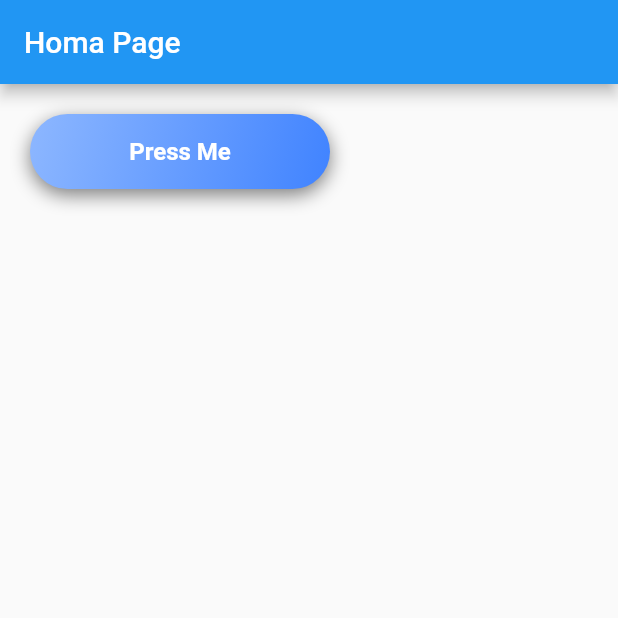
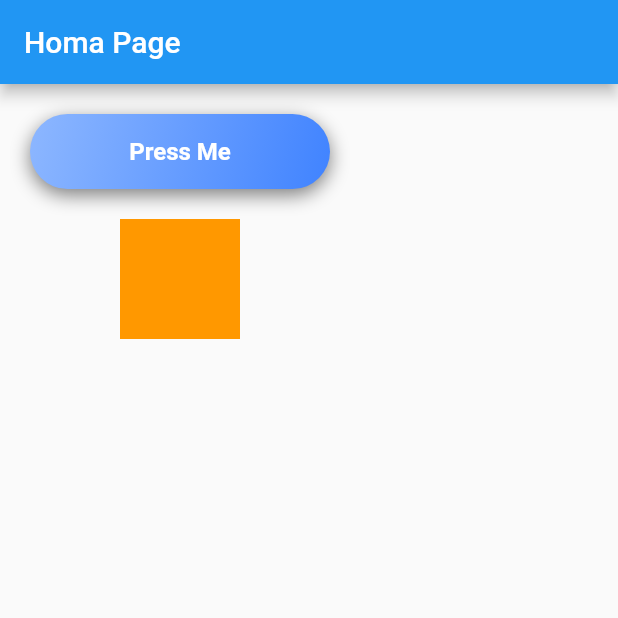
Before and after one commit to NijatTagizada/flutter_animations, a Flutter app: the screen it shows after launch, on a phone screen of 412 x 824 dp, the top half of it. Run offline on Flutter 3.47's test engine with Material 2 defaults, Android fonts, the phone set to English and light mode, and no system bars.

```diff
--- a/lib/home_page.dart
+++ b/lib/home_page.dart
@@ -1,4 +1,5 @@
 import 'package:flutter/material.dart';
+import 'package:flutter_animations/widgets/fade_in_down_transition.dart';
 
 import 'widgets/animated_button.dart';
 
@@ -30,7 +31,18 @@ class _HomePageState extends State<HomePage> {
                 ),
               );
             },
-          )
+          ),
+          const SizedBox(height: 20),
+          FadeInDownTransition(
+            controller: (controller) {
+              controller.forward();
+            },
+            child: Container(
+              width: 80,
+              height: 80,
+              color: Colors.orange,
+            ),
+          ),
         ]),
       ),
     );
--- /dev/null
+++ b/lib/widgets/fade_in_down_transition.dart
@@ -0,0 +1,71 @@
+import 'package:flutter/material.dart';
+
+class FadeInDownTransition extends StatefulWidget {
+  const FadeInDownTransition({
+    Key? key,
+    required this.controller,
+    required this.child,
+  }) : super(key: key);
+
+  final Function(AnimationController controller) controller;
+  final Widget child;
+
+  @override
+  State<FadeInDownTransition> createState() => _FadeInDownTransitionState();
+}
+
+class _FadeInDownTransitionState extends State<FadeInDownTransition>
+    with SingleTickerProviderStateMixin {
+  late AnimationController controller;
+  late Animation<Offset> transitionAnim;
+  late Animation<double> opacityAnim;
+
+  @override
+  void initState() {
+    super.initState();
+    controller = AnimationController(
+      vsync: this,
+      duration: const Duration(seconds: 1),
+    );
+
+    opacityAnim = Tween<double>(begin: 0, end: 1).animate(controller);
+
+    transitionAnim = Tween<Offset>(
+      begin: const Offset(0.0, -0.5),
+      end: Offset.zero,
+    ).animate(
+      CurvedAnimation(
+        parent: controller,
+        curve: const Interval(
+          0.3,
+          1,
+          curve: Curves.linear,
+        ),
+      ),
+    );
+
+    widget.controller(controller);
+  }
+
+  @override
+  void dispose() {
+    controller.dispose();
+    super.dispose();
+  }
+
+  @override
+  Widget build(BuildContext context) {
+    return AnimatedBuilder(
+      animation: controller,
+      builder: (BuildContext context, Widget? c) {
+        return SlideTransition(
+          position: transitionAnim,
+          child: Opacity(
+            opacity: opacityAnim.value,
+            child: widget.child,
+          ),
+        );
+      },
+    );
+  }
+}
```
